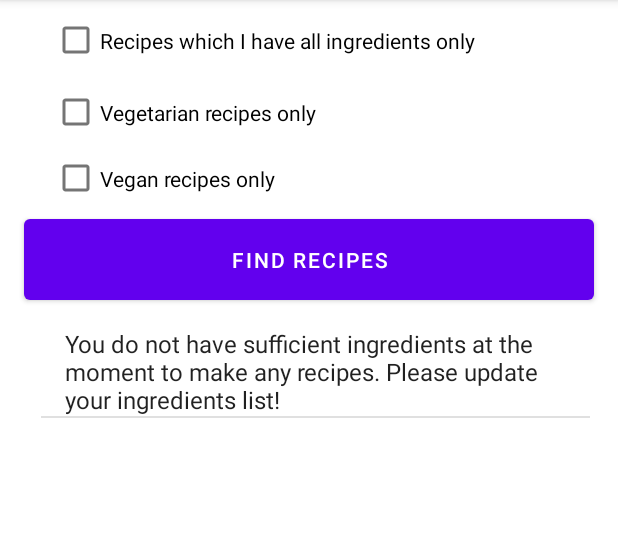
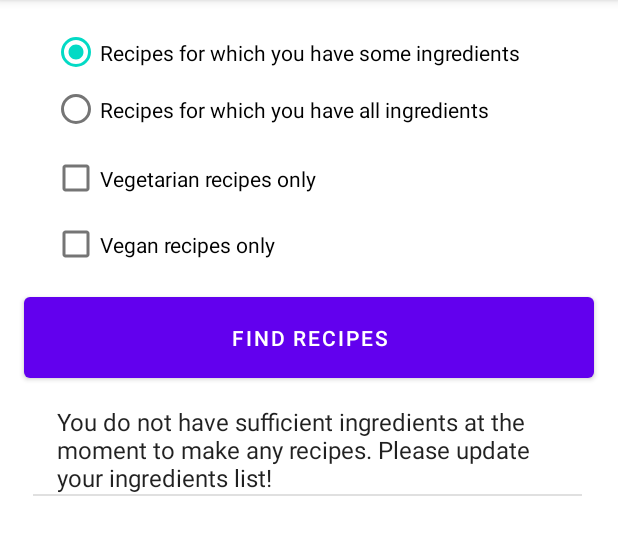
Before and after one commit to SC-118455906/RecipeGeneratorAS, an Android app: the Recipes screen opened directly, with no data from a screen before it, after a tap on "FIND RECIPES", on a phone screen of 412 x 824 dp, the part 84-639 px from its top. Run offline under Robolectric (Android 15) with nearby library versions, the phone set to English and light mode, and no system bars.

Commit message:
rating system works, added alcohol as a foodtype, changed the all or some checkbox to radio buttons

```diff
--- a/app/src/main/AndroidManifest.xml
+++ b/app/src/main/AndroidManifest.xml
@@ -9,7 +9,7 @@
         android:roundIcon="@mipmap/ic_launcher_round"
         android:supportsRtl="true"
         android:theme="@style/Theme.RecipeGenerator">
-        <activity android:name=".RecipeViewer" android:parentActivityName=".Recipes"></activity>
+        <activity android:name=".RecipeViewer" android:parentActivityName=".MainActivity"></activity>
         <activity android:name=".Recipes" android:parentActivityName=".MainActivity"/>
         <activity android:name=".CreateProfile" android:parentActivityName=".MainActivity"/>
         <activity android:name=".CustomRecipe" android:parentActivityName=".MainActivity"/>
--- a/app/src/main/java/com/example/recipegenerator/Recipes.java
+++ b/app/src/main/java/com/example/recipegenerator/Recipes.java
@@ -14,6 +14,8 @@ import android.widget.Button;
 import android.widget.CheckBox;
 import android.widget.CompoundButton;
 import android.widget.ListView;
+import android.widget.RadioButton;
+import android.widget.RadioGroup;
 
 import com.example.recipegenerator.models.User;
 
@@ -26,7 +28,9 @@ public class Recipes extends AppCompatActivity {
 
     Button btn_FindRecipes;
     ListView lst_Recipes;
-    CheckBox chk_AllOrSome, chk_Vegetarian, chk_Vegan;
+    CheckBox chk_Vegetarian, chk_Vegan;
+    RadioGroup rg_AllOrSome;
+    RadioButton radioButton, rb_Some, rb_All;
     boolean allIngredients, isVegetarian, isVegan;
 
     @Override
@@ -36,24 +40,19 @@ public class Recipes extends AppCompatActivity {
 
         btn_FindRecipes = findViewById(R.id.btn_FindRecipes);
         lst_Recipes = findViewById(R.id.lstRecipes);
-        chk_AllOrSome = findViewById(R.id.chk_AllOrSome);
+        rg_AllOrSome = findViewById(R.id.rg_AllOrSome);
+        rb_Some = findViewById(R.id.rb_Some);
+        rb_All = findViewById(R.id.rb_All);
         chk_Vegetarian = findViewById(R.id.chkVegetarian);
         chk_Vegan = findViewById(R.id.chk_Vegan);
 
+        //setting the variables
         isVegetarian = getIsVegetarian();
         isVegan = getIsVegan();
         int userID = getUserID();
         allIngredients = false;
 
-
-        chk_AllOrSome.setOnCheckedChangeListener((buttonView, isChecked) -> {
-            if (isChecked) {
-                allIngredients = true;
-            } else {
-                allIngredients = false;
-            }
-        });
-
+        //onclick listeners for the checkboxes, buttons, and listview
         chk_Vegetarian.setOnCheckedChangeListener((buttonView, isChecked) -> {
             if (isChecked) {
                 isVegetarian = true;
@@ -80,6 +79,7 @@ public class Recipes extends AppCompatActivity {
         });
     }
 
+    //gets the recipe id of the currently selected recipe so it can be passed to the recipe viewer page
     private void getRecipeDetails(String recipeName, int userID) {
         String sql = "SELECT RECIPE_ID FROM RECIPE WHERE UPPER(NAME) = '" + recipeName + "'";
         SQLiteDatabase db = getSqLiteDatabase(false);
@@ -204,6 +204,7 @@ public class Recipes extends AppCompatActivity {
         return db;
     }
 
+    //gets the currently logged in users ID
     private int getUserID() {
         int userID = 0;
 
@@ -215,6 +216,7 @@ public class Recipes extends AppCompatActivity {
         return userID;
     }
 
+    //this method checks whether or not the current users profile has marked them as a vegetarian or not
     private boolean getIsVegetarian() {
         boolean isVegetarian = false;
 
@@ -226,6 +228,7 @@ public class Recipes extends AppCompatActivity {
         return isVegetarian;
     }
 
+    //this method checks whether or not the current users profile has marked them as a vegan or not
     private boolean getIsVegan() {
         boolean isVegan = false;
 
@@ -244,4 +247,15 @@ public class Recipes extends AppCompatActivity {
         switchActivityIntent.putExtra("userID", userID);
         startActivity(switchActivityIntent);
     }
+
+    //was able to follow this tutorial for getting my radio buttons set up correctly: https://www.youtube.com/watch?v=fwSJ1OkK304
+    public void checkRadioButton(View view) {
+        int radioId = rg_AllOrSome.getCheckedRadioButtonId();
+        radioButton = findViewById(radioId);
+        if (radioButton == rb_Some) {
+            allIngredients = false;
+        } else {
+            allIngredients = true;
+        }
+    }
 }
--- a/app/src/main/res/layout/activity_recipes.xml
+++ b/app/src/main/res/layout/activity_recipes.xml
@@ -12,7 +12,7 @@
         android:layout_height="66dp"
         android:layout_marginStart="16dp"
         android:layout_marginLeft="16dp"
-        android:layout_marginTop="140dp"
+        android:layout_marginTop="192dp"
         android:layout_marginEnd="16dp"
         android:layout_marginRight="16dp"
         android:text="Find Recipes"
@@ -27,20 +27,20 @@
         android:layout_height="438dp"
         android:layout_marginTop="12dp"
         app:layout_constraintEnd_toEndOf="parent"
-        app:layout_constraintHorizontal_bias="0.592"
+        app:layout_constraintHorizontal_bias="0.481"
         app:layout_constraintStart_toStartOf="parent"
         app:layout_constraintTop_toBottomOf="@+id/btn_FindRecipes">
 
     </ListView>
 
     <CheckBox
-        android:id="@+id/chk_AllOrSome"
+        android:id="@+id/chkVegetarian"
         android:layout_width="333dp"
         android:layout_height="38dp"
-        android:layout_marginTop="8dp"
+        android:layout_marginTop="100dp"
         android:layout_marginEnd="44dp"
         android:layout_marginRight="44dp"
-        android:text="Recipes which I have all ingredients only"
+        android:text="Vegetarian recipes only"
         app:layout_constraintEnd_toEndOf="parent"
         app:layout_constraintTop_toTopOf="parent" />
 
@@ -48,22 +48,37 @@
         android:id="@+id/chk_Vegan"
         android:layout_width="333dp"
         android:layout_height="38dp"
-        android:layout_marginTop="100dp"
+        android:layout_marginTop="144dp"
         android:layout_marginEnd="44dp"
         android:layout_marginRight="44dp"
         android:text="Vegan recipes only"
         app:layout_constraintEnd_toEndOf="parent"
         app:layout_constraintTop_toTopOf="parent" />
 
-    <CheckBox
-        android:id="@+id/chkVegetarian"
+    <RadioGroup
+        android:id="@+id/rg_AllOrSome"
         android:layout_width="333dp"
-        android:layout_height="38dp"
-        android:layout_marginTop="56dp"
-        android:layout_marginEnd="44dp"
-        android:layout_marginRight="44dp"
-        android:text="Vegetarian recipes only"
-        app:layout_constraintEnd_toEndOf="parent"
-        app:layout_constraintTop_toTopOf="parent" />
+        android:layout_height="77dp"
+        android:layout_marginTop="16dp"
+        app:layout_constraintEnd_toEndOf="@+id/chkVegetarian"
+        app:layout_constraintHorizontal_bias="0.0"
+        app:layout_constraintStart_toStartOf="@+id/chkVegetarian"
+        app:layout_constraintTop_toTopOf="parent">
+
+        <RadioButton
+            android:id="@+id/rb_Some"
+            android:layout_width="333dp"
+            android:layout_height="38dp"
+            android:checked="true"
+            android:text="Recipes for which you have some ingredients"
+            android:onClick="checkRadioButton"/>
+
+        <RadioButton
+            android:id="@+id/rb_All"
+            android:layout_width="333dp"
+            android:layout_height="38dp"
+            android:text="Recipes for which you have all ingredients"
+            android:onClick="checkRadioButton"/>
+    </RadioGroup>
 
 </androidx.constraintlayout.widget.ConstraintLayout>
```
Also changed, not shown: app/src/main/java/com/example/recipegenerator/RecipeViewer.java (+103 -9 lines), app/src/main/res/layout/activity_recipe_viewer.xml (+20 -0 lines), app/src/main/assets/RecipeGenerator.db.
